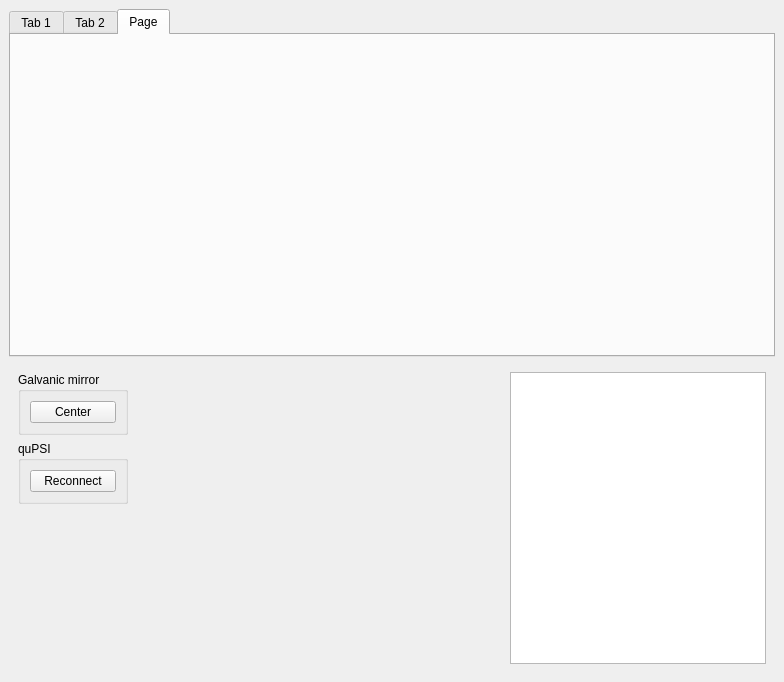
Above: MainWindow.ui from burnpanck/GalvoScanner before the change. Below: the same form after it.
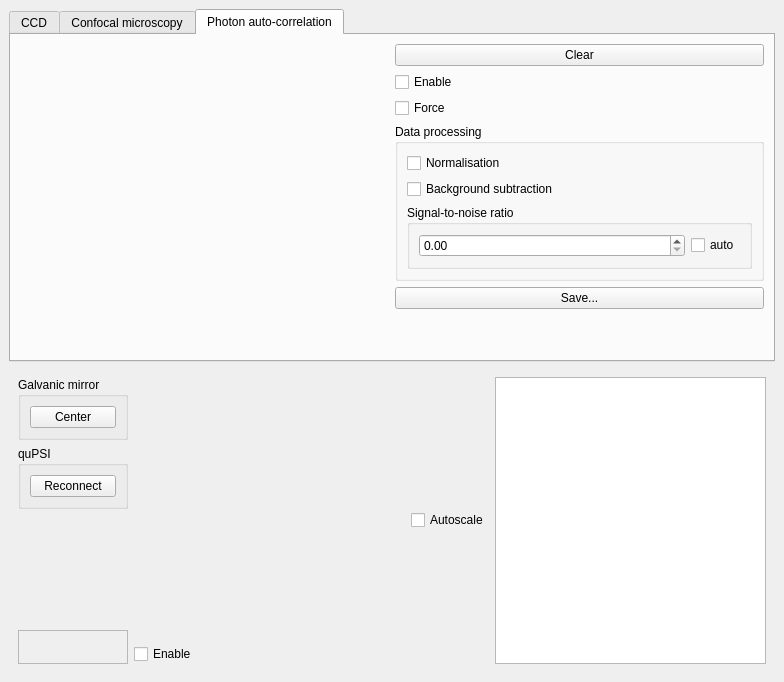
That is the form after the change. The open tabs and pages were chosen to show the change.

Commit message: furter experiments with QtDesigner UI

Diff of the .ui file:
```diff
--- a/MainWindow.ui
+++ b/MainWindow.ui
@@ -22,7 +22,7 @@
       </property>
       <widget class="QWidget" name="tab">
        <attribute name="title">
-        <string>Tab 1</string>
+        <string>CCD</string>
        </attribute>
        <layout class="QHBoxLayout" name="horizontalLayout_2">
         <item>
@@ -33,6 +33,15 @@
             <verstretch>0</verstretch>
            </sizepolicy>
           </property>
+          <layout class="QVBoxLayout" name="verticalLayout">
+           <item>
+            <widget class="QLabel" name="label_4">
+             <property name="text">
+              <string>Not implemented!</string>
+             </property>
+            </widget>
+           </item>
+          </layout>
          </widget>
         </item>
         <item>
@@ -127,7 +136,7 @@
       </widget>
       <widget class="QWidget" name="tab_2">
        <attribute name="title">
-        <string>Tab 2</string>
+        <string>Confocal microscopy</string>
        </attribute>
        <layout class="QHBoxLayout" name="horizontalLayout_3">
         <item>
@@ -178,8 +187,120 @@
       </widget>
       <widget class="QWidget" name="tab_3">
        <attribute name="title">
-        <string>Page</string>
+        <string>Photon auto-correlation</string>
        </attribute>
+       <layout class="QHBoxLayout" name="horizontalLayout_5">
+        <item>
+         <widget class="QWidget" name="hbt_widget" native="true">
+          <property name="sizePolicy">
+           <sizepolicy hsizetype="Expanding" vsizetype="Expanding">
+            <horstretch>0</horstretch>
+            <verstretch>0</verstretch>
+           </sizepolicy>
+          </property>
+         </widget>
+        </item>
+        <item>
+         <layout class="QVBoxLayout" name="verticalLayout_6">
+          <item>
+           <widget class="QPushButton" name="clear_hbt">
+            <property name="text">
+             <string>Clear</string>
+            </property>
+           </widget>
+          </item>
+          <item>
+           <widget class="QCheckBox" name="trait_enable_hbt">
+            <property name="text">
+             <string>Enable</string>
+            </property>
+           </widget>
+          </item>
+          <item>
+           <widget class="QCheckBox" name="trait_force_hbt">
+            <property name="text">
+             <string>Force</string>
+            </property>
+           </widget>
+          </item>
+          <item>
+           <widget class="QGroupBox" name="data_processing">
+            <property name="sizePolicy">
+             <sizepolicy hsizetype="Preferred" vsizetype="Preferred">
+              <horstretch>0</horstretch>
+              <verstretch>0</verstretch>
+             </sizepolicy>
+            </property>
+            <property name="title">
+             <string>Data processing</string>
+            </property>
+            <layout class="QVBoxLayout" name="verticalLayout_7">
+             <item>
+              <widget class="QCheckBox" name="trait_normalise_hbt">
+               <property name="text">
+                <string>Normalisation</string>
+               </property>
+              </widget>
+             </item>
+             <item>
+              <widget class="QCheckBox" name="trait_subtract_background">
+               <property name="text">
+                <string>Background subtraction</string>
+               </property>
+              </widget>
+             </item>
+             <item>
+              <widget class="QGroupBox" name="signal_to_noise">
+               <property name="title">
+                <string>Signal-to-noise ratio</string>
+               </property>
+               <layout class="QHBoxLayout" name="horizontalLayout_6">
+                <item>
+                 <widget class="QDoubleSpinBox" name="trait_signal_level">
+                  <property name="sizePolicy">
+                   <sizepolicy hsizetype="MinimumExpanding" vsizetype="Fixed">
+                    <horstretch>0</horstretch>
+                    <verstretch>0</verstretch>
+                   </sizepolicy>
+                  </property>
+                 </widget>
+                </item>
+                <item>
+                 <widget class="QCheckBox" name="trait_auto_snr">
+                  <property name="text">
+                   <string>auto</string>
+                  </property>
+                 </widget>
+                </item>
+               </layout>
+              </widget>
+             </item>
+            </layout>
+           </widget>
+          </item>
+          <item>
+           <widget class="QPushButton" name="save_hbt">
+            <property name="text">
+             <string>Save...</string>
+            </property>
+           </widget>
+          </item>
+          <item>
+           <spacer name="verticalSpacer_4">
+            <property name="orientation">
+             <enum>Qt::Vertical</enum>
+            </property>
+            <property name="sizeHint" stdset="0">
+             <size>
+              <width>20</width>
+              <height>40</height>
+             </size>
+            </property>
+           </spacer>
+          </item>
+         </layout>
+        </item>
+       </layout>
       </widget>
      </widget>
     </item>
@@ -187,9 +308,9 @@
      <widget class="QFrame" name="frame">
       <layout class="QHBoxLayout" name="horizontalLayout">
        <item>
-        <layout class="QVBoxLayout" name="verticalLayout">
+        <layout class="QVBoxLayout" name="main_status">
          <item>
-          <widget class="QGroupBox" name="groupBox">
+          <widget class="QGroupBox" name="galvo_status">
            <property name="sizePolicy">
             <sizepolicy hsizetype="Preferred" vsizetype="Preferred">
              <horstretch>0</horstretch>
@@ -217,7 +338,7 @@
           </widget>
          </item>
          <item>
-          <widget class="QGroupBox" name="groupBox_2">
+          <widget class="QGroupBox" name="quPSI_status">
            <property name="sizePolicy">
             <sizepolicy hsizetype="Preferred" vsizetype="Preferred">
              <horstretch>0</horstretch>
@@ -251,27 +372,62 @@
            </property>
           </spacer>
          </item>
+         <item>
+          <widget class="QFrame" name="status_frame">
+           <property name="frameShape">
+            <enum>QFrame::StyledPanel</enum>
+           </property>
+           <property name="frameShadow">
+            <enum>QFrame::Raised</enum>
+           </property>
+           <layout class="QHBoxLayout" name="horizontalLayout_7">
+            <item>
+             <widget class="QLabel" name="trait_status">
+              <property name="text">
+               <string/>
+              </property>
+             </widget>
+            </item>
+           </layout>
+          </widget>
+         </item>
         </layout>
        </item>
        <item>
-        <widget class="QWidget" name="DirftCancelMapDisplay" native="true">
-         <property name="sizePolicy">
-          <sizepolicy hsizetype="MinimumExpanding" vsizetype="Preferred">
-           <horstretch>0</horstretch>
-           <verstretch>0</verstretch>
-          </sizepolicy>
-         </property>
-        </widget>
+        <layout class="QVBoxLayout" name="drift_cancel">
+         <item>
+          <widget class="QWidget" name="drift_cancel_widget" native="true">
+           <property name="sizePolicy">
+            <sizepolicy hsizetype="MinimumExpanding" vsizetype="Preferred">
+             <horstretch>0</horstretch>
+             <verstretch>0</verstretch>
+            </sizepolicy>
+           </property>
+           <zorder></zorder>
+          </widget>
+         </item>
+         <item>
+          <widget class="QCheckBox" name="enable_drift_cancel">
+           <property name="text">
+            <string>Enable</string>
+           </property>
+          </widget>
+         </item>
+        </layout>
        </item>
        <item>
-        <widget class="QWidget" name="RatePlot" native="true">
-         <property name="sizePolicy">
-          <sizepolicy hsizetype="Expanding" vsizetype="MinimumExpanding">
-           <horstretch>0</horstretch>
-           <verstretch>0</verstretch>
-          </sizepolicy>
-         </property>
-        </widget>
+        <layout class="QVBoxLayout" name="rate_plot">
+         <item>
+          <layout class="QVBoxLayout" name="rate_plot_widget"/>
+         </item>
+         <item>
+          <widget class="QCheckBox" name="autoscale_rate_plot">
+           <property name="text">
+            <string>Autoscale</string>
+           </property>
+          </widget>
+         </item>
+        </layout>
        </item>
        <item>
         <widget class="QPlainTextEdit" name="plainTextEdit">
```
Left out of the diff: 113 changed lines with no effect on the pictures. The commit also changes 1 other file.
